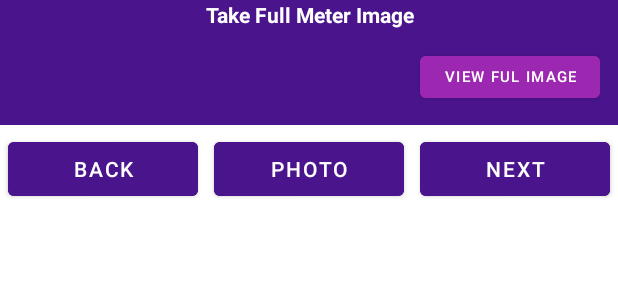
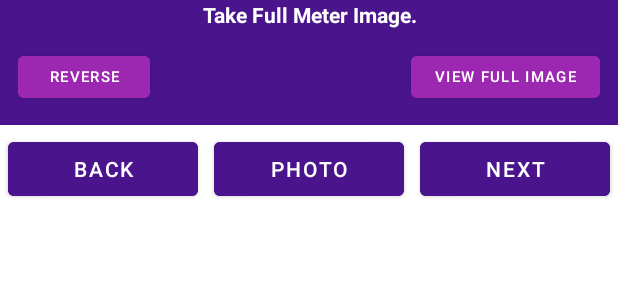
Before and after one commit to shafiq9228/ananlogicsOCR, an Android app: the layout meter_image_dialog.xml on its own in the app's theme, with its tools: preview values and no code run, on a phone screen of 412 x 824 dp. Shown: the top 300 px of the screen. Run offline under Robolectric (Android 15) with nearby library versions, the light colour scheme and no system bars; network calls fail; Roboto replaces fonts that are not available here.

Commit message:
1.0.3 reverse button added

```diff
--- a/app/build.gradle
+++ b/app/build.gradle
@@ -11,8 +11,8 @@ android {
         applicationId "com.analogics"
         minSdk 21
         targetSdk 33
-        versionCode 2
-        versionName "1.1"
+        versionCode 3
+        versionName "1.2"
         multiDexEnabled true
 
 
--- a/app/src/main/AndroidManifest.xml
+++ b/app/src/main/AndroidManifest.xml
@@ -67,7 +67,6 @@
         android:icon="@drawable/apcpdcl_logo"
         android:label="@string/app_name"
         android:largeHeap="true"
-
         android:networkSecurityConfig="@xml/network_security_config"
         android:requestLegacyExternalStorage="true"
         android:roundIcon="@drawable/apcpdcl_logo"
--- a/app/src/main/res/layout/meter_image_dialog.xml
+++ b/app/src/main/res/layout/meter_image_dialog.xml
@@ -11,7 +11,7 @@
         android:layout_gravity="center_vertical|center_horizontal"
         android:background="@color/purple_900"
         android:gravity="center"
-        android:text="Take Full Meter Image"
+        android:text="Take Full Meter Image."
         android:textColor="@color/white"
         android:textStyle="bold" />
 
@@ -24,17 +24,34 @@
         android:padding="@dimen/dimen_12dp">
 
         <Button
+            android:id="@+id/reverseBtn"
+            android:layout_width="wrap_content"
+            android:layout_height="40dp"
+            android:backgroundTint="@color/purple"
+            android:text="Reverse"
+            android:textColor="@color/white"
+            android:textSize="10sp"
+            android:visibility="visible" />
+
+        <Button
             android:id="@+id/imageSheetBtn"
             android:layout_width="wrap_content"
             android:layout_height="40dp"
             android:layout_gravity="end"
             android:backgroundTint="@color/purple"
-            android:text="View Ful Image"
+            android:text="View Full Image"
             android:textColor="@color/white"
             android:textSize="10sp"
             android:visibility="visible" />
 
     </FrameLayout>
+
+
+    <LinearLayout
+        android:id="@+id/reverseLayout"
+        android:layout_width="match_parent"
+        android:layout_height="wrap_content"
+        android:orientation="vertical">
 
         <ImageView
             android:id="@+id/Meter_Image_View"
@@ -43,6 +60,7 @@
             android:maxHeight="400dp"
             android:visibility="gone" />
 
+
         <EditText
             android:id="@+id/Status"
             android:layout_width="match_parent"
@@ -50,8 +68,8 @@
             android:hint=""
             android:inputType="numberDecimal"
             android:textColor="@color/purple_900"
-        android:visibility="gone"
-        android:textStyle="bold" />
+            android:textStyle="bold"
+            android:visibility="gone" />
 
 
         <LinearLayout
@@ -90,3 +108,4 @@
                 android:textColor="@color/white" />
         </LinearLayout>
     </LinearLayout>
+</LinearLayout>
--- a/app/src/main/res/values/strings.xml
+++ b/app/src/main/res/values/strings.xml
@@ -1,6 +1,6 @@
 <resources>
     <string name="app_name">TSSPDCL</string>
-    <string name="version">"TestVer : 1.01 - DT: 05-11-2023"</string>//survey
+    <string name="version">"TestVer : 1.03 - DT: 07-12-2023"</string>//survey
     <string name="MainsplashAppName">"SOUTHERN POWER DISTRIBUTION COMPANY of TS LTD. "</string>
 
     <string name="Poweredby">Powered by</string>
--- a/app/src/main/res/xml/network_security_config.xml
+++ b/app/src/main/res/xml/network_security_config.xml
@@ -7,5 +7,6 @@
         <domain includeSubdomains="true">14.99.140.194</domain>
         <domain includeSubdomains="true">172.16.0.207</domain>
         <domain includeSubdomains="true">ec2-13-50-255-53.eu-north-1.compute.amazonaws.com</domain>
+        <domain includeSubdomains="true">10.0.0.47</domain>
     </domain-config>
 </network-security-config>
```
Also changed, not shown: app/src/main/java/com/analogics/ocr/CameraActivity.java (+10 -21 lines), app/src/main/java/com/analogics/ui/billing/Billing_Sequence_Activity.java (+29 -2 lines), app/src/main/java/com/analogics/ui/billing/Search_By_NameActivity.java (+32 -16 lines), app/src/main/res/layout/kwh_dialog.xml (+25 -0 lines). Lines whose indentation alone changed are shown as unchanged.
